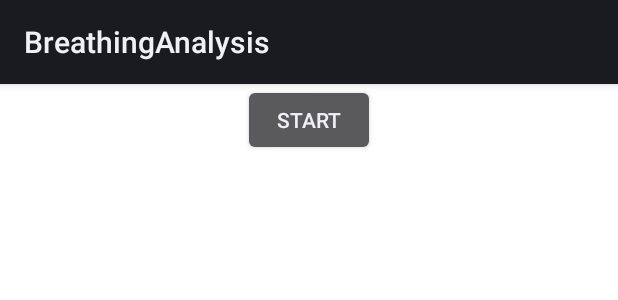
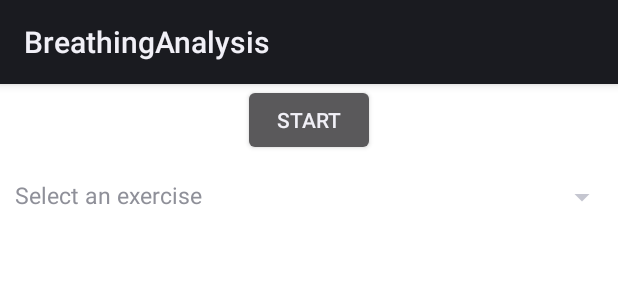
Before and after one commit to JKStein/BreathingAnalysis, an Android app: the layout activity_main.xml on its own in the app's theme, with its tools: preview values and no code run, on a phone screen of 412 x 824 dp. Shown: the top 300 px of the screen. Run offline under Robolectric (Android 15) with nearby library versions, the phone set to English and light mode, and no system bars.

Commit message:
Implemented Spinner and blocking UI while saving the measured data.

```diff
--- a/app/src/main/AndroidManifest.xml
+++ b/app/src/main/AndroidManifest.xml
@@ -20,6 +20,8 @@
             <intent-filter>
                 <action android:name="android.intent.action.MAIN" />
                 <category android:name="android.intent.category.LAUNCHER" />
+            </intent-filter>
+            <intent-filter>
                 <action android:name="android.intent.action.VIEW" />
                 <category android:name="android.intent.category.DEFAULT" />
                 <category android:name="android.intent.category.BROWSABLE" />
--- a/app/src/main/java/com/jonas/breathinganalysis/DataHandler.java
+++ b/app/src/main/java/com/jonas/breathinganalysis/DataHandler.java
@@ -5,6 +5,7 @@ class DataHandler implements Runnable {
     private MeasuredData measuredData;
     private Thread t;
     private int percussionPosition;
+    private OnSavingDoneListener onSavingDoneListener;
 
     DataHandler(final MeasuredData measuredData, final int percussionPosition) {
         this.measuredData = measuredData;
@@ -12,10 +13,15 @@ class DataHandler implements Runnable {
         System.out.println("Creating");
     }
 
+    void setOnSavingDoneListener(OnSavingDoneListener onSavingDoneListener) {
+        this.onSavingDoneListener = onSavingDoneListener;
+    }
+
     public void run() {
         System.out.println("Running");
         new DataPreprocessor(measuredData, percussionPosition);
         new DataLogger(measuredData.getMeasuredDataSequence());
+        onSavingDoneListener.savingDone();
         System.out.println("Thread exiting.");
     }
 
--- a/app/src/main/res/layout/activity_main.xml
+++ b/app/src/main/res/layout/activity_main.xml
@@ -31,9 +31,39 @@
         </LinearLayout>
 
         <LinearLayout
+            android:layout_width="match_parent"
+            android:layout_height="wrap_content"
+            android:orientation="horizontal"
+            android:layout_marginTop="15dp"
+            android:layout_marginBottom="15dp">
+
+            <TextView
+                android:layout_width="wrap_content"
+                android:layout_height="wrap_content"
+                android:layout_weight="1"
+                android:layout_marginStart="10dp"
+                android:textSize="15sp"
+                android:text="@string/selectExercise"/>
+
+            <Spinner
+                android:id="@+id/exercise_spinner"
+                android:layout_width="40sp"
+                android:layout_height="wrap_content"
+                android:layout_weight="1"
+                android:textSize="15sp"/>
+        </LinearLayout>
+
+        <LinearLayout
             android:id="@+id/generalized_sensor_fragment"
             android:layout_width="match_parent"
             android:layout_height="wrap_content"
             android:orientation="vertical" />
-    </LinearLayout>
+                <LinearLayout xmlns:android="http://schemas.android.com/apk/res/android"
+                    android:id="@+id/listEntry"
+                    android:layout_width="fill_parent"
+                    android:layout_height="wrap_content"
+                    android:orientation="horizontal" >
+
+                </LinearLayout>
+        </LinearLayout>
 </ScrollView>
```
Also changed, not shown: app/src/main/java/com/jonas/breathinganalysis/BreathingAnalysis.java (+45 -6 lines), app/src/main/java/com/jonas/breathinganalysis/OnSavingDoneListener.java (added, +9 -0 lines), app/src/main/res/values/strings.xml (+9 -0 lines).
